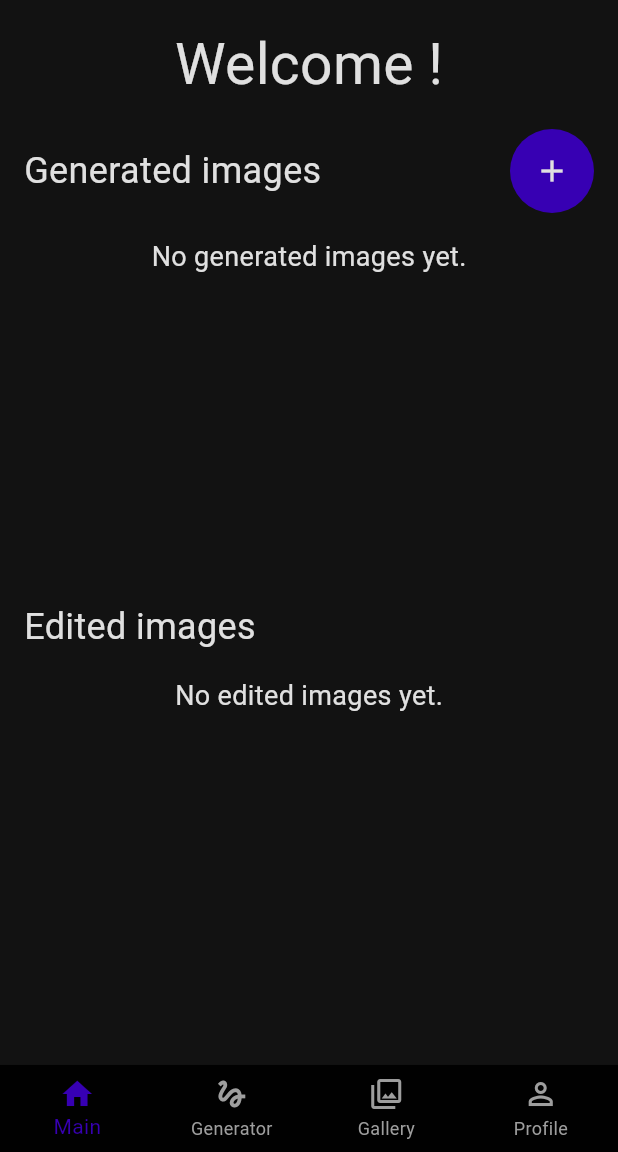
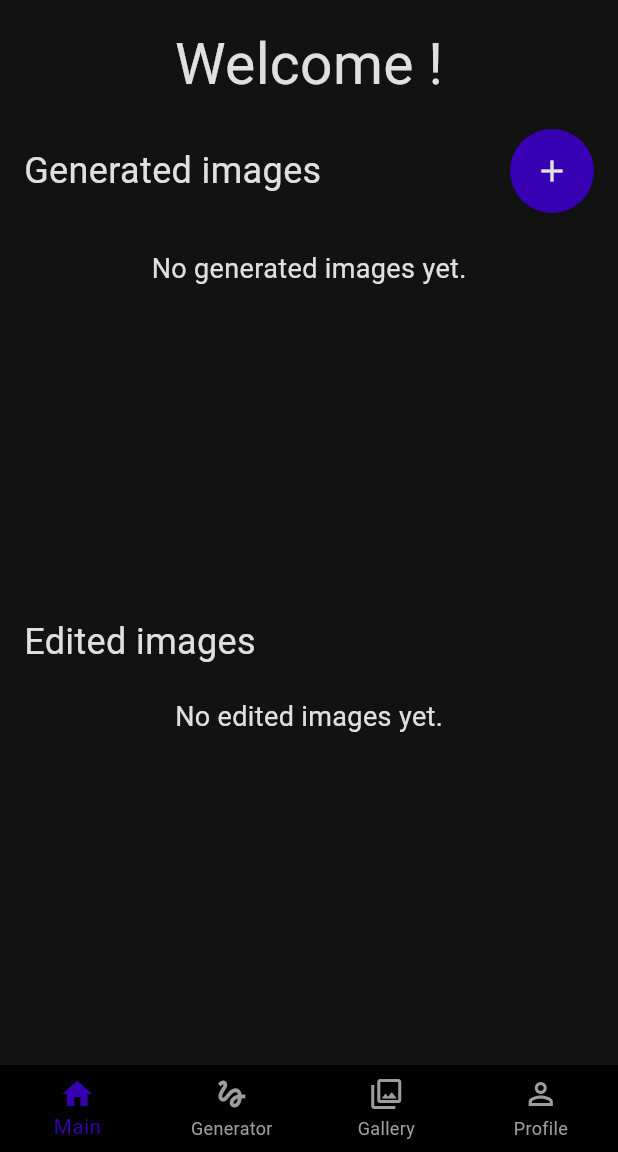
Before and after one commit to maarrr/mobils, a Flutter app: the MainScreen screen opened directly, on a phone screen of 412 x 824 dp, the part 84-1236 px from its top. Run offline on Flutter 3.47's test engine with Material 3 defaults, Android fonts, the phone set to English and light mode, and no system bars; our stand-ins replace cloud_firestore, firebase_auth, firebase_core, firebase_storage, flutter_spinkit, image_picker and 1 more; missing offline and left inert: dart_openai; accounts and stored records are empty; Roboto replaces fonts that are missing (Work Sans).

Commit message:
some minor changes in ui

```diff
--- a/lib/components/loading-list.dart
+++ b/lib/components/loading-list.dart
@@ -30,16 +30,14 @@ class LoadingList extends StatelessWidget {
         itemBuilder: (BuildContext context, int index) {
         return Card(
           color: surfaceColor,
-            child: Padding(
-              padding: const EdgeInsets.all(4.0), // adjust as needed
-              child: AspectRatio(
+            child: AspectRatio(
                 aspectRatio: 1,
                 child: ClipRRect(
                   borderRadius: const BorderRadius.all(Radius.circular(4.0)),
                   child: images[index],
                 ),
               ),
-            ),
+
           );
         },
       );
--- a/lib/gallery.dart
+++ b/lib/gallery.dart
@@ -85,7 +85,7 @@ class _GalleryScreenState extends State<GalleryScreen> {
                       ),
                     ],
                   ),
-
+                   SizedBox(height: 16),
                    Expanded(child:
                       StreamBuilder<List<String>>(
                         stream: imageUrlsStream, // a stream of image URLs
--- a/lib/main-screen.dart
+++ b/lib/main-screen.dart
@@ -86,6 +86,7 @@ class _MainScreenState extends State<MainScreen> {
                 ),
               ],
             ),
+          const SizedBox(height: 8),
           Expanded(
             child:
             StreamBuilder<List<String>>(
@@ -105,11 +106,12 @@ class _MainScreenState extends State<MainScreen> {
                     return WrapList(images: imageUrls!, elementPerRow: 4, onReturn: _onReturn);
                   }
                 } else {
-                  return LoadingList(elementPerRow: 4, count: 8);
+                  return LoadingList(elementPerRow: 4, count: 12);
                 }
               },
             ),
           ),
+            const SizedBox(height: 16),
             const Row(
               crossAxisAlignment: CrossAxisAlignment.start,
               mainAxisAlignment:  MainAxisAlignment.spaceBetween,
@@ -117,6 +119,7 @@ class _MainScreenState extends State<MainScreen> {
                 CustomText(text: "Edited images", size: 24),
               ],
             ),
+            const SizedBox(height: 4),
           Expanded(
             child:
             StreamBuilder<List<String>>(
@@ -136,7 +139,7 @@ class _MainScreenState extends State<MainScreen> {
                     return WrapList(images: imageUrls!, elementPerRow: 4, onReturn: _onReturn);
                   }
                 } else {
-                  return LoadingList(elementPerRow: 4, count: 8);
+                  return LoadingList(elementPerRow: 4, count: 12);
                 }
               },
             )
```
Also changed, not shown: lib/components/wrap-list.dart (+4 -7 lines).
